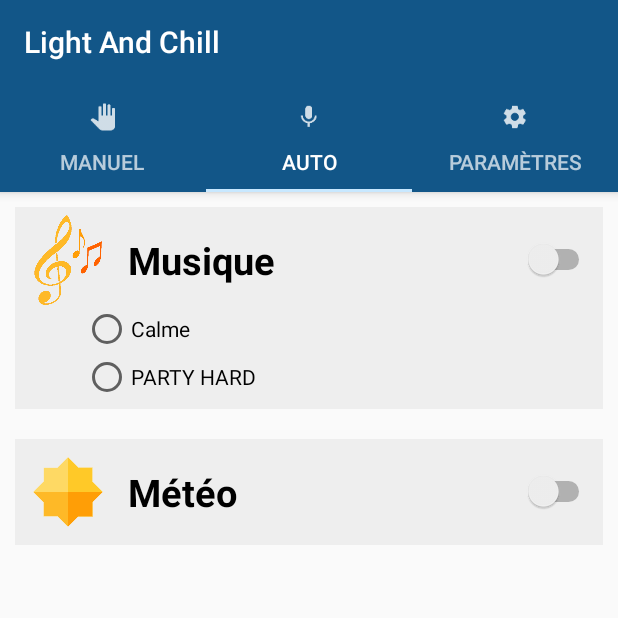
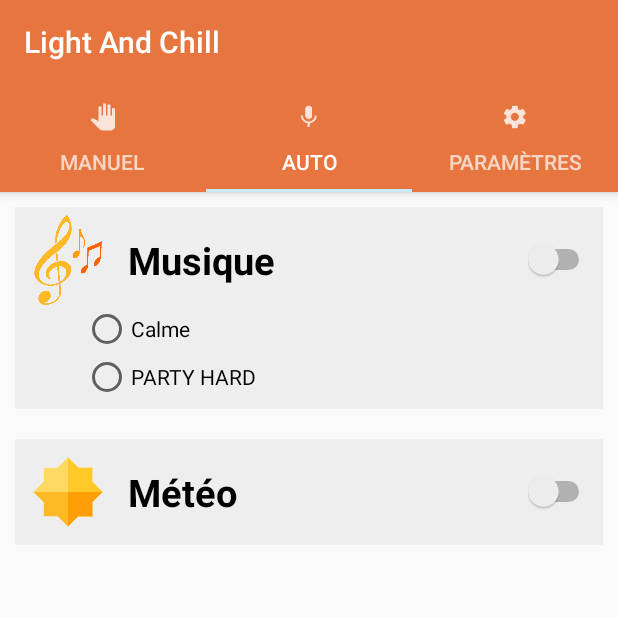
Before and after one commit to LightAndChill/LightAndChill, an Android app: the screen it shows after launch (MainActivity), tab 2 chosen, on a phone screen of 412 x 824 dp, the top half of it. Run offline under Robolectric (Android 15) with nearby library versions, the phone set to English and light mode, and no system bars; libraries missing offline, so code that uses them is left out: com.larswerkman.holocolorpicker; 8 statements that could not run were skipped.

Commit message:
Suppression d'un layout inutile et changement couleur thème

```diff
--- a/app/src/main/res/values/colors.xml
+++ b/app/src/main/res/values/colors.xml
@@ -1,7 +1,7 @@
 <?xml version="1.0" encoding="utf-8"?>
 <resources>
-    <color name="colorPrimary">#125688</color>
-    <color name="colorPrimaryDark">#125688</color>
+    <color name="colorPrimary">#E6753F</color>
+    <color name="colorPrimaryDark">#E6753F</color>
     <color name="textColorPrimary">#FFFFFF</color>
     <color name="windowBackground">#FFFFFF</color>
     <color name="navigationBarColor">#000000</color>
```
Also changed, not shown: app/src/main/res/layout/content_main.xml (deleted, +0 -19 lines).
